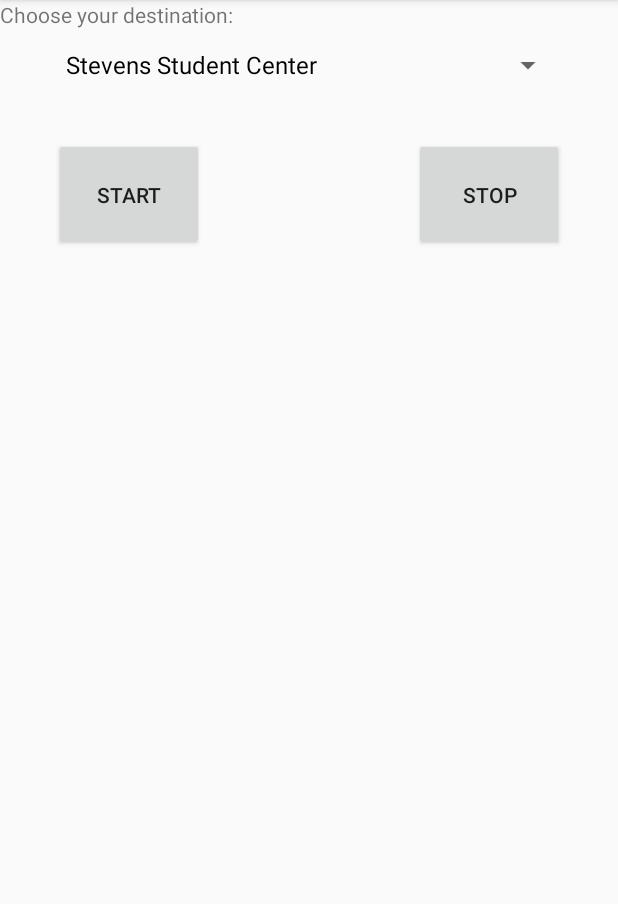
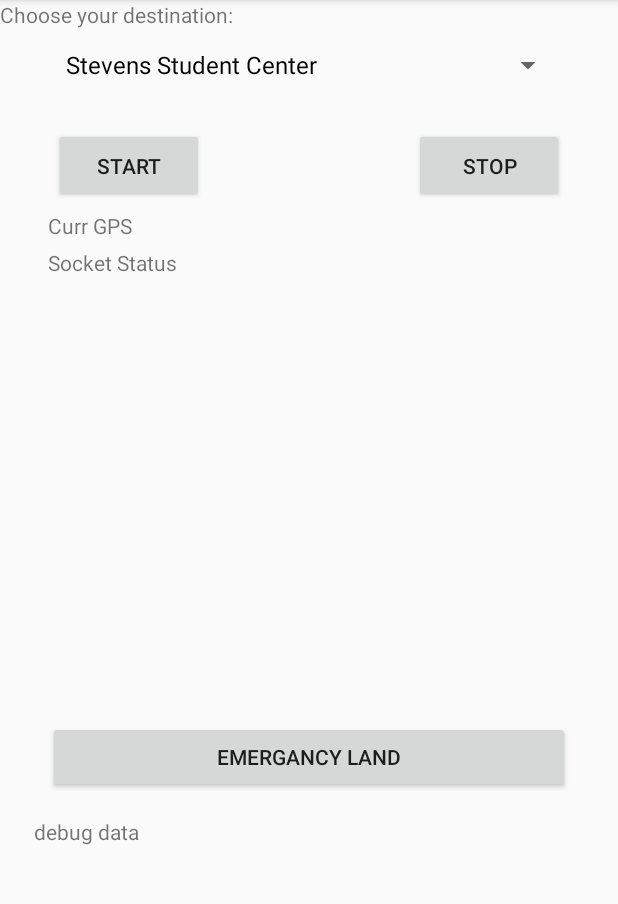
Before and after one commit to SparklyPineapple/TourGuideDrone, an Android app: the screen it shows after launch (MainActivity), on a phone screen of 412 x 824 dp, the part 84-988 px from its top. Run offline under Robolectric (Android 15) with nearby library versions, the phone set to English and light mode, and no system bars.

Commit message:
addition to UI of debug text spots + an emergancy land button. Adding code to start button (not tested yet) + variables needed for communication with socket

```diff
--- a/app/src/main/java/com/example/tourguidedrone/MainActivity.java
+++ b/app/src/main/java/com/example/tourguidedrone/MainActivity.java
@@ -7,14 +7,37 @@ import android.widget.Spinner;
 
 public class MainActivity extends AppCompatActivity {
 
+    //class variables
+    private boolean isTraveling = false;
+    private String destinationString = "you should never see me";
+    protected Spinner selectDestList;// = findViewById(R.id.selectDestList);
+
+    //socket communcation: phone to pi
+    private double destLat = 0;
+    private double destLong = 0;
+    private double phoneLat = 0;
+    private double phoneLong = 0;
+    private boolean start = false; //start drone flying etc etc
+    private boolean stop = false; //for stop button only. stop button for stopping drone where it is immedately
+    private boolean emergencyLand = false ; //emergency landing at a location (coordinates to be decided/given later)
+
+    //socket communcation: pi to phone
+    private boolean ack = false;
+    private double droneLat = 0;
+    private double droneLong = 0;
+    private int droneAlt =0;
+    private int droneVelocity = 0;
+    private int droneHeading = 0;
+
+
+
     @Override
     protected void onCreate(Bundle savedInstanceState) {
         super.onCreate(savedInstanceState);
         setContentView(R.layout.activity_main);
 
         //set up the choices for the dropdown destination list
-
-        Spinner selectDestList = findViewById(R.id.selectDestList);
+        selectDestList = findViewById(R.id.selectDestList);
         String[] destListString = new String[] {"Stevens Student Center", "Dixon Ministry Center",
                 "Center for Biblical and Theological Studies", "Engineering and Science Center",
                 "Health and Science Center"};
@@ -23,4 +46,31 @@ public class MainActivity extends AppCompatActivity {
         selectDestList.setAdapter(selectDestListAdapter);
 
     }
+
+    protected void selectStartButton(){
+
+        //1.freeze dropdown list so that destination cannot be changed, freeze start button two --TODO
+
+
+
+        //2.check to see what value is chosen in dropdown list & set destination variable
+        destinationString = selectDestList.getSelectedItem().toString();
+        //3.set isTraveling to true
+        isTraveling = true;
+        //4.send socket the start code. make sure emergency + stop are false so it doesnt set off landing etc early
+        start = true;
+        stop = false;
+        emergencyLand = false;
+        //5. unfreeze emergency landing and stop button --TODO
+
+    }
+
+
+
+    //For Future Use.....
+        //SPINNER/DROPDOWN MENU: to get selected value from destinationDropDownList use "String text = mySpinner.getSelectedItem().toString();"
+
+
+
+
 }
--- a/app/src/main/res/layout/activity_main.xml
+++ b/app/src/main/res/layout/activity_main.xml
@@ -23,10 +23,10 @@
     <Button
         android:id="@+id/startButton"
         android:layout_width="100dp"
-        android:layout_height="75dp"
+        android:layout_height="50dp"
         android:layout_marginStart="36dp"
         android:layout_marginLeft="36dp"
-        android:layout_marginTop="92dp"
+        android:layout_marginTop="85dp"
         android:text="Start"
         app:layout_constraintStart_toStartOf="parent"
         app:layout_constraintTop_toTopOf="parent" />
@@ -34,10 +34,10 @@
     <Button
         android:id="@+id/stopButton"
         android:layout_width="100dp"
-        android:layout_height="75dp"
+        android:layout_height="50dp"
         android:layout_marginStart="16dp"
         android:layout_marginLeft="16dp"
-        android:layout_marginTop="92dp"
+        android:layout_marginTop="85dp"
         android:layout_marginEnd="36dp"
         android:layout_marginRight="36dp"
         android:text="Stop"
@@ -54,4 +54,56 @@
         tools:layout_editor_absoluteX="16dp"
         tools:layout_editor_absoluteY="40dp" />
 
+    <Button
+        android:id="@+id/emergancyLandButton"
+        android:layout_width="0dp"
+        android:layout_height="48dp"
+        android:layout_marginStart="32dp"
+        android:layout_marginLeft="32dp"
+        android:layout_marginEnd="32dp"
+        android:layout_marginRight="32dp"
+        android:layout_marginBottom="16dp"
+        android:text="Emergancy Land"
+        app:layout_constraintBottom_toTopOf="@+id/textView5"
+        app:layout_constraintEnd_toEndOf="parent"
+        app:layout_constraintHorizontal_bias="0.0"
+        app:layout_constraintStart_toStartOf="parent" />
+
+    <TextView
+        android:id="@+id/textView4"
+        android:layout_width="wrap_content"
+        android:layout_height="19dp"
+        android:layout_marginStart="32dp"
+        android:layout_marginLeft="32dp"
+        android:layout_marginTop="5dp"
+        android:text="Curr GPS"
+        app:layout_constraintStart_toStartOf="parent"
+        app:layout_constraintTop_toBottomOf="@+id/startButton" />
+
+    <TextView
+        android:id="@+id/textView3"
+        android:layout_width="wrap_content"
+        android:layout_height="wrap_content"
+        android:layout_marginStart="32dp"
+        android:layout_marginLeft="32dp"
+        android:layout_marginTop="5dp"
+        android:text="Socket Status"
+        app:layout_constraintStart_toStartOf="parent"
+        app:layout_constraintTop_toBottomOf="@+id/textView4" />
+
+    <TextView
+        android:id="@+id/textView5"
+        android:layout_width="372dp"
+        android:layout_height="207dp"
+        android:layout_marginStart="36dp"
+        android:layout_marginLeft="36dp"
+        android:layout_marginEnd="36dp"
+        android:layout_marginRight="36dp"
+        android:layout_marginBottom="16dp"
+        android:text="debug data"
+        app:layout_constraintBottom_toBottomOf="parent"
+        app:layout_constraintEnd_toEndOf="parent"
+        app:layout_constraintHorizontal_bias="0.428"
+        app:layout_constraintStart_toStartOf="parent" />
+
 </android.support.constraint.ConstraintLayout>
--- a/app/src/main/res/values/strings.xml
+++ b/app/src/main/res/values/strings.xml
@@ -1,12 +1,3 @@
 <resources>
     <string name="app_name">TourGuideDrone</string>
-
-    <string-array name="destinationList">
-        <item>Stevens Student Center</item>
-        <item>Dixon Ministry Center</item>
-        <item>Center for Biblical and Theological Studies</item>
-        <item>Engineering and Science Center</item>
-        <item>Health and Science Center</item>
-    </string-array>
-
 </resources>
```
